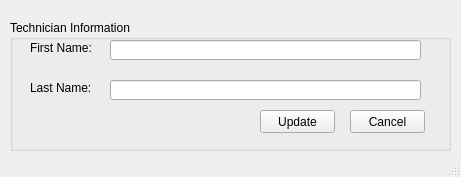
This is Screens/Admin UpdateTechnician.ui in RaahimHash/DBMS-Project-UHU-Clinic as Qt 5 draws it before an edit. The edited form follows.
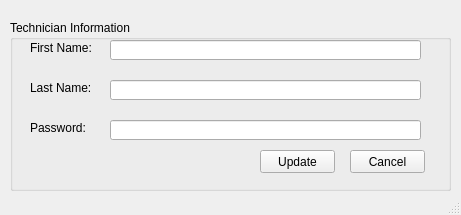
This is the edited form.

```diff
--- a/Screens/Admin UpdateTechnician.ui
+++ b/Screens/Admin UpdateTechnician.ui
@@ -10,7 +10,7 @@
     <x>0</x>
     <y>0</y>
     <width>461</width>
-    <height>177</height>
+    <height>215</height>
    </rect>
   </property>
   <property name="windowTitle">
@@ -23,7 +23,7 @@
       <x>10</x>
       <y>20</y>
       <width>441</width>
-      <height>131</height>
+      <height>171</height>
      </rect>
     </property>
     <property name="title">
@@ -72,7 +72,7 @@
      <property name="geometry">
       <rect>
        <x>250</x>
-       <y>90</y>
+       <y>130</y>
        <width>75</width>
        <height>23</height>
       </rect>
@@ -85,7 +85,7 @@
      <property name="geometry">
       <rect>
        <x>340</x>
-       <y>90</y>
+       <y>130</y>
        <width>75</width>
        <height>23</height>
       </rect>
@@ -107,6 +107,32 @@
       <bool>false</bool>
      </property>
     </widget>
+    <widget class="QLabel" name="label_3">
+     <property name="geometry">
+      <rect>
+       <x>20</x>
+       <y>100</y>
+       <width>81</width>
+       <height>16</height>
+      </rect>
+     </property>
+     <property name="text">
+      <string>Password:</string>
+     </property>
+    </widget>
+    <widget class="QLineEdit" name="linePassword">
+     <property name="geometry">
+      <rect>
+       <x>100</x>
+       <y>100</y>
+       <width>311</width>
+       <height>20</height>
+      </rect>
+     </property>
+     <property name="readOnly">
+      <bool>false</bool>
+     </property>
+    </widget>
    </widget>
   </widget>
   <widget class="QStatusBar" name="statusbar"/>
```
